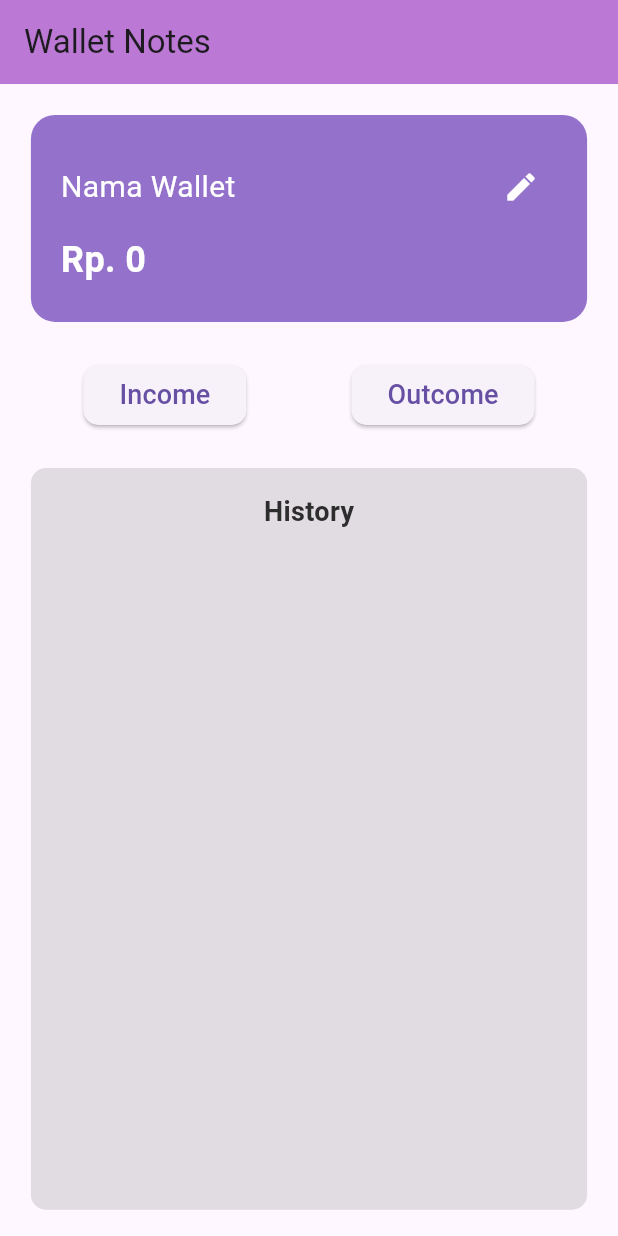
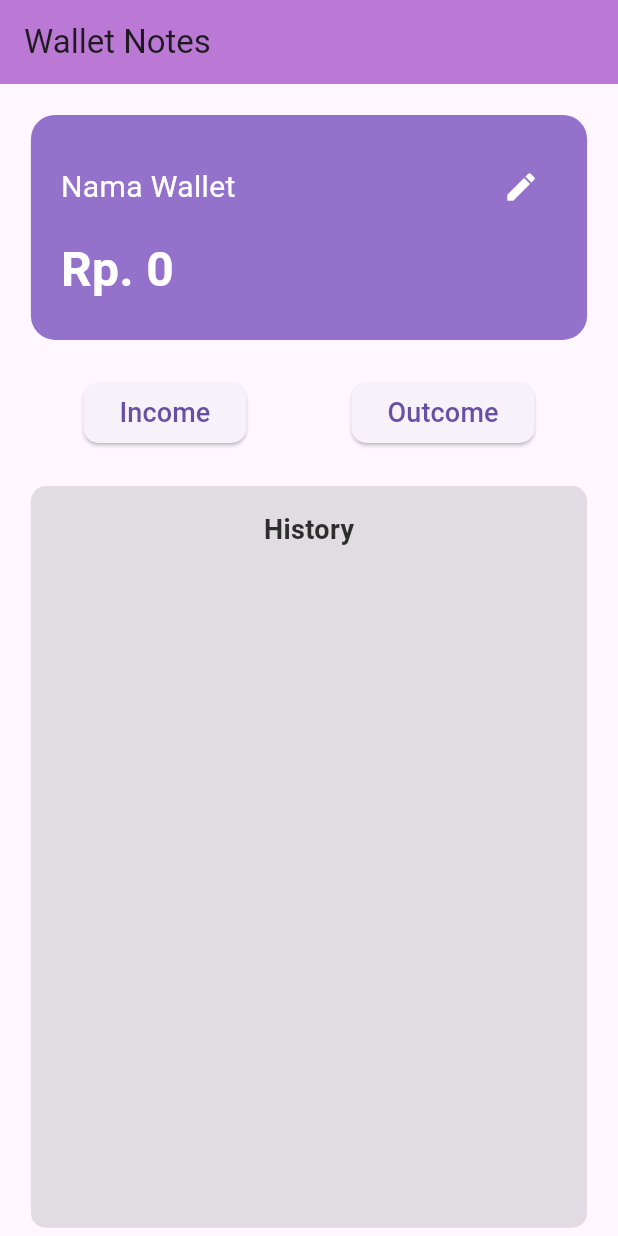
Before and after one commit to ZaraaKun/wallet_notes, a Flutter app: the screen it shows after launch, on a phone screen of 412 x 824 dp. Run offline on Flutter 3.47's test engine with Material 3 defaults, Android fonts, the phone set to English and light mode, and no system bars; our stand-ins replace sliding_up_panel; statements that could not run were skipped.

Commit message:
update1.1

```diff
--- a/lib/widget/info_wallet.dart
+++ b/lib/widget/info_wallet.dart
@@ -6,12 +6,14 @@ class WalletInfo extends StatelessWidget {
   final double totalBalance;
   final NumberFormat currencyFormatter;
   final Function onEdit;
+  final String lastTransactionType;
 
   WalletInfo({
     required this.walletNameController,
     required this.totalBalance,
     required this.currencyFormatter,
     required this.onEdit,
+    required this.lastTransactionType,
   });
 
   @override
@@ -48,13 +50,31 @@ class WalletInfo extends StatelessWidget {
             ],
           ),
           SizedBox(height: 8.0),
-          Text(
-            '${currencyFormatter.format(totalBalance)}',
-            style: TextStyle(
-              fontSize: textScaleFactor * 24,
-              fontWeight: FontWeight.bold,
-              color: Colors.white,
-            ),
+          Row(
+            children: [
+              Text(
+                currencyFormatter.format(totalBalance),
+                style: TextStyle(
+                  color: Colors.white,
+                  fontSize: 32,
+                  fontWeight: FontWeight.bold,
+                ),
+              ),
+              SizedBox(width: 10),
+              // Show plus or minus icon based on the last transaction type
+              if (lastTransactionType == 'income')
+                Icon(
+                  Icons.add_circle,
+                  color: Colors.green, // Green for income
+                  size: 32,
+                )
+              else if (lastTransactionType == 'expense')
+                Icon(
+                  Icons.remove_circle,
+                  color: Colors.red, // Red for expense
+                  size: 32,
+                ),
+            ],
           ),
         ],
       ),
```
Also changed, not shown: lib/screen/home_wallet.dart (+35 -46 lines).
